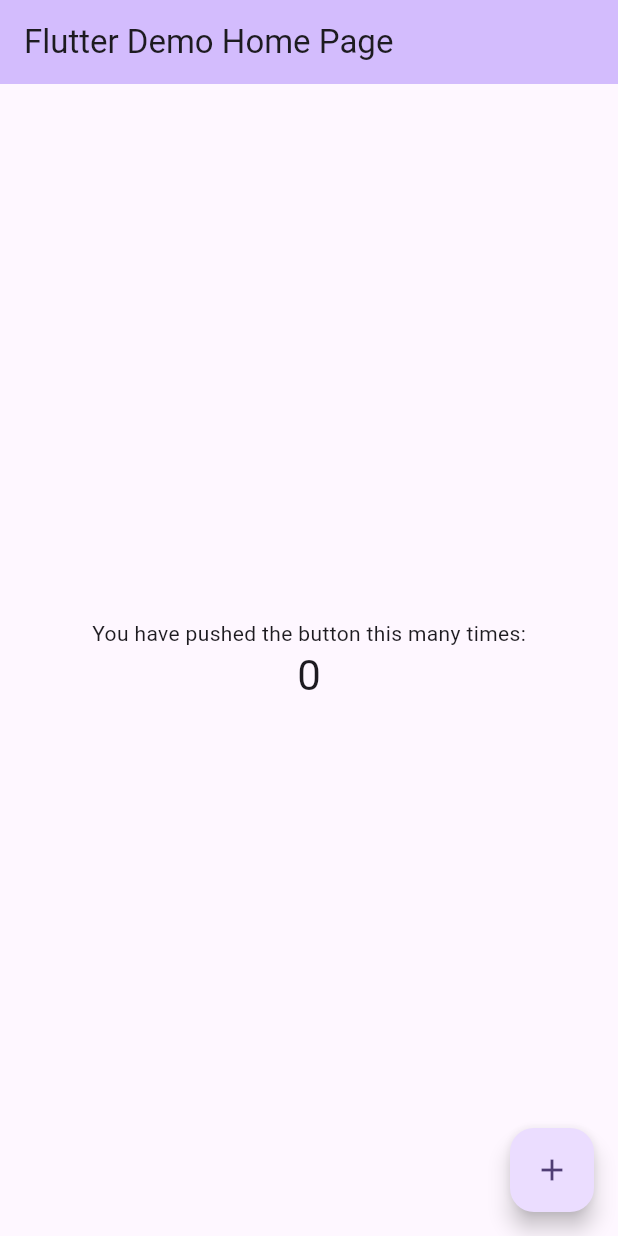
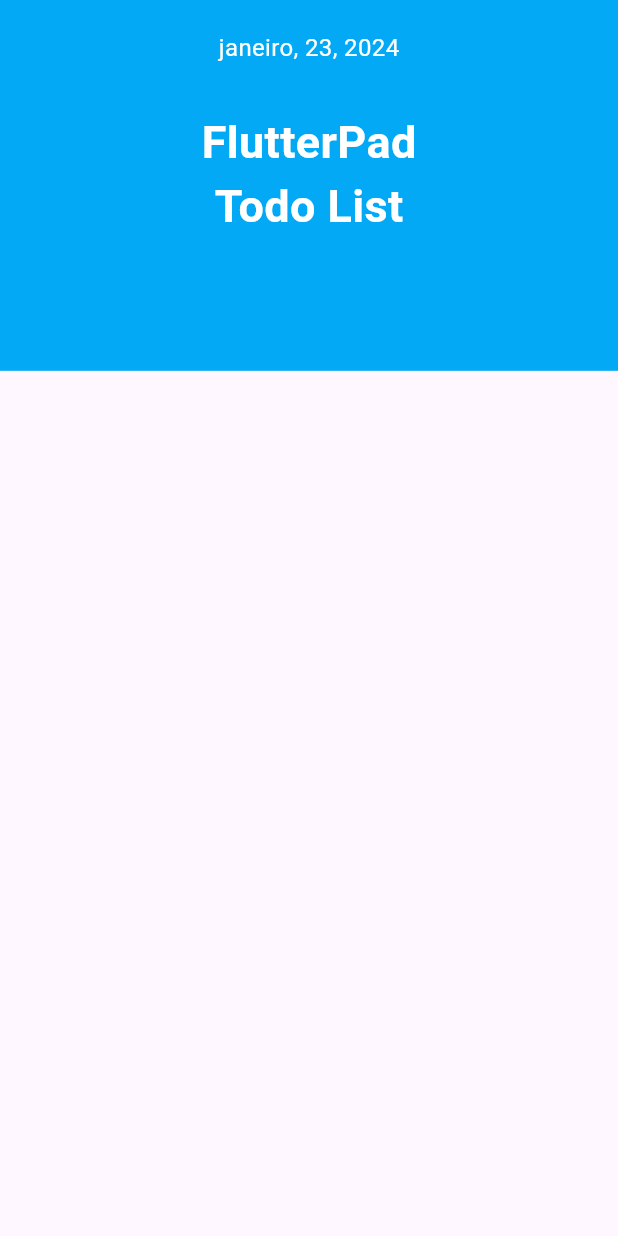
Before and after one commit to ArtthSilva/toDo_list_bichinhosTI, a Flutter app: the screen it shows after launch, on a phone screen of 412 x 824 dp. Run offline on Flutter 3.47's test engine with Material 3 defaults, Android fonts, the phone set to English and light mode, and no system bars.

Commit message:
feat: add initial page with intl for pt-br

```diff
--- a/lib/layers/models/person_model.dart
+++ b/lib/layers/models/person_model.dart
@@ -0,0 +1,16 @@
+import 'package:flutter/material.dart';
+
+class PersonModel {
+  final String title;
+  final int category;
+  final DateTime date;
+  final HourFormat hour;
+  final String annotation;
+
+  PersonModel(
+      {required this.title,
+      required this.category,
+      required this.date,
+      required this.hour,
+      required this.annotation});
+}
--- /dev/null
+++ b/lib/layers/views/pages/initial_page.dart
@@ -0,0 +1,52 @@
+import 'package:flutter/material.dart';
+import 'package:intl/intl.dart';
+
+class InitialPage extends StatefulWidget {
+  const InitialPage({super.key});
+
+  @override
+  State<InitialPage> createState() => _InitialPageState();
+}
+
+class _InitialPageState extends State<InitialPage> {
+  final String dataFormatada =
+      DateFormat('LLLL, d, y', 'pt_BR').format(DateTime.now());
+
+  @override
+  Widget build(BuildContext context) {
+    return SafeArea(
+      child: Scaffold(
+        body: Container(
+            color: Colors.lightBlue,
+            width: MediaQuery.of(context).size.width,
+            height: MediaQuery.of(context).size.height * 0.3,
+            child: Column(
+              children:  [
+                Padding(
+                  padding: const EdgeInsets.only(top: 20),
+                  child: Text(dataFormatada,
+                      style: const TextStyle(color: Colors.white, fontSize: 16)),
+                ),
+                const Center(
+                  child: Padding(
+                    padding: EdgeInsets.only(top: 30),
+                    child: Column(
+                      children: [
+                        Text(
+                          'FlutterPad',
+                          style: TextStyle(color: Colors.white, fontSize: 30, fontWeight: FontWeight.bold),
+                        ),
+                        Text(
+                          'Todo List',
+                          style: TextStyle(color: Colors.white, fontSize: 30, fontWeight: FontWeight.bold),
+                        )
+                      ],
+                    ),
+                  ),
+                ),
+              ],
+            )),
+      ),
+    );
+  }
+}
--- a/lib/main.dart
+++ b/lib/main.dart
@@ -1,125 +1,17 @@
 import 'package:flutter/material.dart';
+import 'package:flutter_localizations/flutter_localizations.dart';
+import 'package:todo_list/layers/views/pages/initial_page.dart';
 
 void main() {
-  runApp(const MyApp());
+   runApp(const MaterialApp(home: InitialPage(),
+  localizationsDelegates:  [
+    GlobalMaterialLocalizations.delegate,
+    GlobalMaterialLocalizations.delegate,
+    GlobalCupertinoLocalizations.delegate
+  ],
+  supportedLocales: [
+    Locale('pt', 'BR')
+  ],
+  debugShowCheckedModeBanner: false,
+   ));
 }
-
-class MyApp extends StatelessWidget {
-  const MyApp({super.key});
-
-  // This widget is the root of your application.
-  @override
-  Widget build(BuildContext context) {
-    return MaterialApp(
-      title: 'Flutter Demo',
-      theme: ThemeData(
-        // This is the theme of your application.
-        //
-        // TRY THIS: Try running your application with "flutter run". You'll see
-        // the application has a purple toolbar. Then, without quitting the app,
-        // try changing the seedColor in the colorScheme below to Colors.green
-        // and then invoke "hot reload" (save your changes or press the "hot
-        // reload" button in a Flutter-supported IDE, or press "r" if you used
-        // the command line to start the app).
-        //
-        // Notice that the counter didn't reset back to zero; the application
-        // state is not lost during the reload. To reset the state, use hot
-        // restart instead.
-        //
-        // This works for code too, not just values: Most code changes can be
-        // tested with just a hot reload.
-        colorScheme: ColorScheme.fromSeed(seedColor: Colors.deepPurple),
-        useMaterial3: true,
-      ),
-      home: const MyHomePage(title: 'Flutter Demo Home Page'),
-    );
-  }
-}
-
-class MyHomePage extends StatefulWidget {
-  const MyHomePage({super.key, required this.title});
-
-  // This widget is the home page of your application. It is stateful, meaning
-  // that it has a State object (defined below) that contains fields that affect
-  // how it looks.
-
-  // This class is the configuration for the state. It holds the values (in this
-  // case the title) provided by the parent (in this case the App widget) and
-  // used by the build method of the State. Fields in a Widget subclass are
-  // always marked "final".
-
-  final String title;
-
-  @override
-  State<MyHomePage> createState() => _MyHomePageState();
-}
-
-class _MyHomePageState extends State<MyHomePage> {
-  int _counter = 0;
-
-  void _incrementCounter() {
-    setState(() {
-      // This call to setState tells the Flutter framework that something has
-      // changed in this State, which causes it to rerun the build method below
-      // so that the display can reflect the updated values. If we changed
-      // _counter without calling setState(), then the build method would not be
-      // called again, and so nothing would appear to happen.
-      _counter++;
-    });
-  }
-
-  @override
-  Widget build(BuildContext context) {
-    // This method is rerun every time setState is called, for instance as done
-    // by the _incrementCounter method above.
-    //
-    // The Flutter framework has been optimized to make rerunning build methods
-    // fast, so that you can just rebuild anything that needs updating rather
-    // than having to individually change instances of widgets.
-    return Scaffold(
-      appBar: AppBar(
-        // TRY THIS: Try changing the color here to a specific color (to
-        // Colors.amber, perhaps?) and trigger a hot reload to see the AppBar
-        // change color while the other colors stay the same.
-        backgroundColor: Theme.of(context).colorScheme.inversePrimary,
-        // Here we take the value from the MyHomePage object that was created by
-        // the App.build method, and use it to set our appbar title.
-        title: Text(widget.title),
-      ),
-      body: Center(
-        // Center is a layout widget. It takes a single child and positions it
-        // in the middle of the parent.
-        child: Column(
-          // Column is also a layout widget. It takes a list of children and
-          // arranges them vertically. By default, it sizes itself to fit its
-          // children horizontally, and tries to be as tall as its parent.
-          //
-          // Column has various properties to control how it sizes itself and
-          // how it positions its children. Here we use mainAxisAlignment to
-          // center the children vertically; the main axis here is the vertical
-          // axis because Columns are vertical (the cross axis would be
-          // horizontal).
-          //
-          // TRY THIS: Invoke "debug painting" (choose the "Toggle Debug Paint"
-          // action in the IDE, or press "p" in the console), to see the
-          // wireframe for each widget.
-          mainAxisAlignment: MainAxisAlignment.center,
-          children: <Widget>[
-            const Text(
-              'You have pushed the button this many times:',
-            ),
-            Text(
-              '$_counter',
-              style: Theme.of(context).textTheme.headlineMedium,
-            ),
-          ],
-        ),
-      ),
-      floatingActionButton: FloatingActionButton(
-        onPressed: _incrementCounter,
-        tooltip: 'Increment',
-        child: const Icon(Icons.add),
-      ), // This trailing comma makes auto-formatting nicer for build methods.
-    );
-  }
-}
--- a/pubspec.yaml
+++ b/pubspec.yaml
@@ -29,6 +29,9 @@ environment:
 # versions available, run `flutter pub outdated`.
 dependencies:
   flutter:
+    sdk: flutter
+  intl:
+  flutter_localizations:
     sdk: flutter
 
 
```
Also changed, not shown: pubspec.lock.
